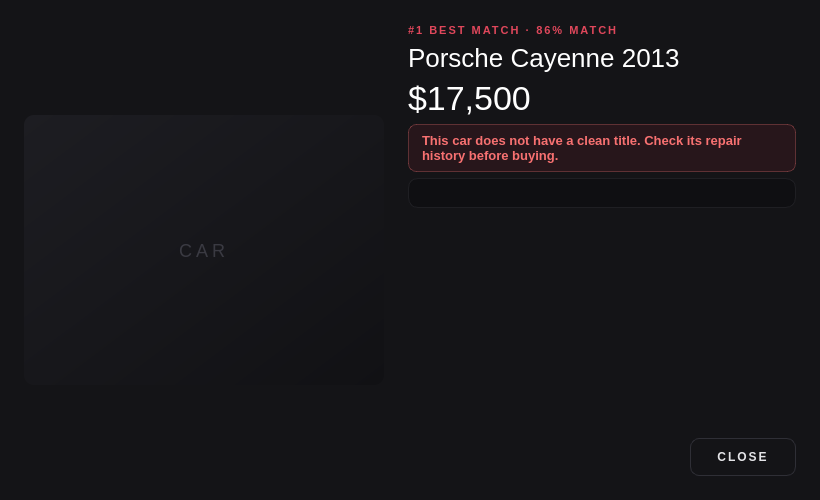
First picture: the form in desktop_app/UI/CarDetailsDialog.ui, repository huyenpiano1711/ML, before the edit.
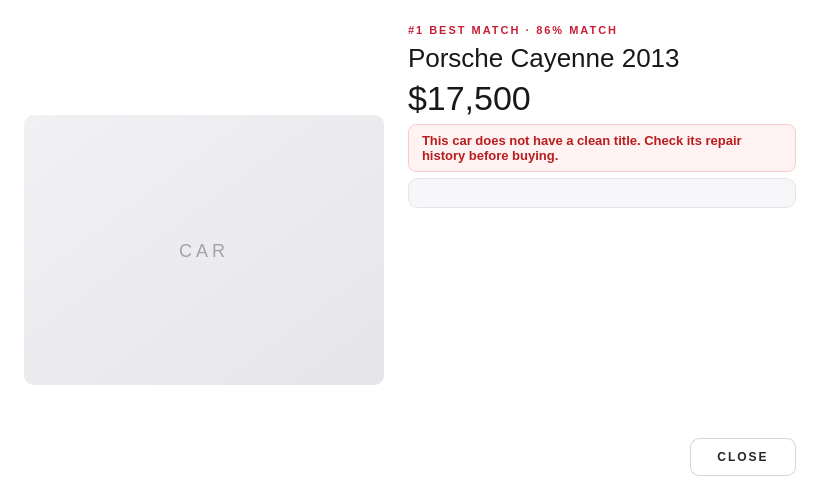
Second picture: the form after the edit.

Patch:
```diff
--- a/desktop_app/UI/CarDetailsDialog.ui
+++ b/desktop_app/UI/CarDetailsDialog.ui
@@ -14,20 +14,20 @@
    <string>Car details</string>
   </property>
   <property name="styleSheet">
-   <string notr="true">QDialog#CarDetailsDialog { background-color: #141417; }
-QWidget { font-family: &quot;Inter&quot;, &quot;Segoe UI&quot;, sans-serif; font-size: 13px; color: #EDEDEF; }
+   <string notr="true">QDialog#CarDetailsDialog { background-color: #FFFFFF; }
+QWidget { font-family: &quot;Inter&quot;, &quot;Segoe UI&quot;, sans-serif; font-size: 13px; color: #18181B; }
 QLabel { background: transparent; }
-QLabel#labelImage { border-radius: 10px; color: #3A3A42; font-family: &quot;Playfair Display&quot;, &quot;Georgia&quot;, serif; font-size: 18px; letter-spacing: 4px;
-    background: qlineargradient(x1:0, y1:0, x2:1, y2:1, stop:0 #1D1D22, stop:1 #111114); }
-QLabel#labelBadge { color: #E0475B; font-size: 11px; font-weight: 700; letter-spacing: 2px; }
-QLabel#labelTitle { font-family: &quot;Playfair Display&quot;, &quot;Georgia&quot;, serif; font-size: 26px; color: #FFFFFF; }
-QLabel#labelPrice { font-family: &quot;Playfair Display&quot;, &quot;Georgia&quot;, serif; font-size: 34px; color: #FFFFFF; }
-QFrame#frameDetails { background-color: #0F0F12; border: 1px solid #1F1F23; border-radius: 10px; }
-QLabel[role=&quot;field&quot;] { color: #9A9AA3; font-size: 11px; font-weight: 600; letter-spacing: 1px; }
-QLabel[role=&quot;value&quot;] { color: #EDEDEF; font-size: 13px; }
-QLabel#labelWarning { color: #F87171; font-size: 13px; font-weight: 600; padding: 8px 10px;
-    background-color: rgba(215,38,61,0.10); border: 1px solid rgba(248,113,113,0.30); border-radius: 8px; }
-QPushButton { background-color: transparent; border: 1px solid #2F2F36; color: #E4E4E7; border-radius: 9px;
+QLabel#labelImage { border-radius: 10px; color: #A1A1AA; font-family: &quot;Playfair Display&quot;, &quot;Georgia&quot;, serif; font-size: 18px; letter-spacing: 4px;
+    background: qlineargradient(x1:0, y1:0, x2:1, y2:1, stop:0 #F1F1F4, stop:1 #E6E6EA); }
+QLabel#labelBadge { color: #C81E35; font-size: 11px; font-weight: 700; letter-spacing: 2px; }
+QLabel#labelTitle { font-family: &quot;Playfair Display&quot;, &quot;Georgia&quot;, serif; font-size: 26px; color: #18181B; }
+QLabel#labelPrice { font-family: &quot;Playfair Display&quot;, &quot;Georgia&quot;, serif; font-size: 34px; color: #18181B; }
+QFrame#frameDetails { background-color: #F7F7F9; border: 1px solid #E4E4E9; border-radius: 10px; }
+QLabel[role=&quot;field&quot;] { color: #6B6B74; font-size: 11px; font-weight: 600; letter-spacing: 1px; }
+QLabel[role=&quot;value&quot;] { color: #18181B; font-size: 13px; }
+QLabel#labelWarning { color: #B91C1C; font-size: 13px; font-weight: 600; padding: 8px 10px;
+    background-color: #FEF2F2; border: 1px solid #FECACA; border-radius: 8px; }
+QPushButton { background-color: #FFFFFF; border: 1px solid #D4D4DA; color: #27272A; border-radius: 9px;
               padding: 11px 26px; font-weight: 700; font-size: 12px; letter-spacing: 2px; }
 QPushButton:hover { border-color: #D7263D; color: #FFFFFF; }</string>
   </property>
```
Left out of the diff: 2 changed lines with no effect on the pictures.
